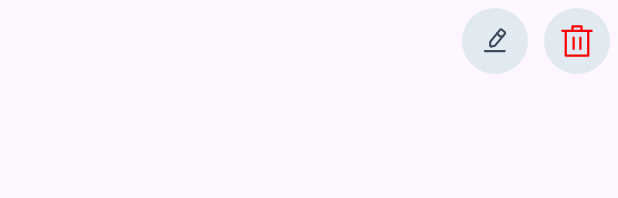
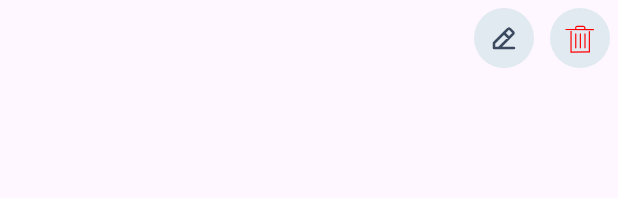
Before and after one commit to harsh0915/gharkharch-app, an Android app: the layout item_simple_list.xml on its own in the app's theme, with its tools: preview values and no code run, on a phone screen of 412 x 824 dp. Shown: the top 198 px of the screen. Run offline under Robolectric (Android 15) with nearby library versions, the phone set to English and light mode, and no system bars.

Commit message:
similar edit for all forms

```diff
--- a/GharKharch/app/src/main/java/com/itmart/gharkharch/DataModels/Category.java
+++ b/GharKharch/app/src/main/java/com/itmart/gharkharch/DataModels/Category.java
@@ -54,10 +54,4 @@ public class Category implements Parcelable, GenericItem {
     public String get_item_name() {
         return category_name;
     }
-
-    @Override
-    public int get_under_id() {
-        return -1;
-    }
-
 }
--- a/GharKharch/app/src/main/java/com/itmart/gharkharch/DataModels/ExpenseItem.java
+++ b/GharKharch/app/src/main/java/com/itmart/gharkharch/DataModels/ExpenseItem.java
@@ -1,6 +1,8 @@
 package com.itmart.gharkharch.DataModels;
 
 public interface ExpenseItem extends GenericItem {
+
+    int get_under_id();
 
     int get_item_amount();
 
@@ -9,4 +11,5 @@ public interface ExpenseItem extends GenericItem {
     long get_date();
 
     String get_remarks();
+
 }
--- a/GharKharch/app/src/main/java/com/itmart/gharkharch/DataModels/GenericItem.java
+++ b/GharKharch/app/src/main/java/com/itmart/gharkharch/DataModels/GenericItem.java
@@ -7,7 +7,6 @@ different data models using a single generic item list i.e. List<GenericItem>*/
 public interface GenericItem {
     int get_item_id();
 
-    int get_under_id();
 
     String get_item_name();
 
--- a/GharKharch/app/src/main/java/com/itmart/gharkharch/DatabaseHelper/DatabaseHelper.java
+++ b/GharKharch/app/src/main/java/com/itmart/gharkharch/DatabaseHelper/DatabaseHelper.java
@@ -85,7 +85,7 @@ public class DatabaseHelper extends SQLiteOpenHelper {
     public void onUpgrade(SQLiteDatabase db, int oldVersion, int newVersion) {
         db.beginTransaction();
         try {
-            if(oldVersion<2){}
+//            if(oldVersion<2){}
             db.setTransactionSuccessful();
         } catch (RuntimeException e) {
             Log.e("harshTagDBUpgrade", "Database Updating Failed : Updating Disturbed Data Integrity.");
--- a/GharKharch/app/src/main/res/drawable/delete_icon.xml
+++ b/GharKharch/app/src/main/res/drawable/delete_icon.xml
@@ -1,12 +1,16 @@
 <vector xmlns:android="http://schemas.android.com/apk/res/android"
-    android:width="24dp"
-    android:height="24dp"
+    android:width="20dp"
+    android:height="20dp"
     android:tint="@color/red"
     android:viewportWidth="1024"
     android:viewportHeight="1024">
 
     <path
         android:fillColor="#000000"
-        android:pathData="M160,256L96,256a32,32 0,0 1,0 -64h256L352,95.9a32,32 0,0 1,32 -32h256a32,32 0,0 1,32 32L672,192h256a32,32 0,1 1,0 64h-64v672a32,32 0,0 1,-32 32L192,960a32,32 0,0 1,-32 -32L160,256zM608,192v-64L416,128v64h192zM224,896h576L800,256L224,256v640zM416,768a32,32 0,0 1,-32 -32L384,416a32,32 0,0 1,64 0v320a32,32 0,0 1,-32 32zM608,768a32,32 0,0 1,-32 -32L576,416a32,32 0,0 1,64 0v320a32,32 0,0 1,-32 32z" />
+        android:pathData="M32,241.6c-11.2,0 -20,-8.8 -20,-20s8.8,-20 20,-20l940,1.6c11.2,0 20,8.8 20,20s-8.8,20 -20,20L32,241.6zM186.4,282.4c0,-11.2 8.8,-20 20,-20s20,8.8 20,20v688.8l585.6,-6.4V289.6c0,-11.2 8.8,-20 20,-20s20,8.8 20,20v716.8l-666.4,7.2V282.4z" />
+
+    <path
+        android:fillColor="#000000"
+        android:pathData="M682.4,867.2c-11.2,0 -20,-8.8 -20,-20V372c0,-11.2 8.8,-20 20,-20s20,8.8 20,20v475.2c0.8,11.2 -8.8,20 -20,20zM367.2,867.2c-11.2,0 -20,-8.8 -20,-20V372c0,-11.2 8.8,-20 20,-20s20,8.8 20,20v475.2c0.8,11.2 -8.8,20 -20,20zM524.8,867.2c-11.2,0 -20,-8.8 -20,-20V372c0,-11.2 8.8,-20 20,-20s20,8.8 20,20v475.2c0.8,11.2 -8.8,20 -20,20zM655.2,213.6v-48.8c0,-17.6 -14.4,-32 -32,-32H418.4c-18.4,0 -32,14.4 -32,32.8V208h-40v-42.4c0,-40 32.8,-72.8 72.8,-72.8H624c40,0 72.8,32.8 72.8,72.8v48.8h-41.6z" />
 
 </vector>
--- a/GharKharch/app/src/main/res/drawable/edit_icon.xml
+++ b/GharKharch/app/src/main/res/drawable/edit_icon.xml
@@ -1,21 +1,16 @@
 <vector xmlns:android="http://schemas.android.com/apk/res/android"
-    android:width="24dp"
-    android:height="24dp"
+    android:width="20dp"
+    android:height="20dp"
     android:tint="@color/iconColor"
-    android:viewportWidth="25"
-    android:viewportHeight="25">
+    android:viewportWidth="24"
+    android:viewportHeight="24">
 
     <path
         android:fillColor="#00000000"
-        android:fillType="evenOdd"
-        android:pathData="M17.265,4.662L19.21,6.245C19.398,6.428 19.503,6.68 19.501,6.942C19.5,7.204 19.392,7.455 19.202,7.635L17.724,9.435L12.694,15.572C12.607,15.675 12.49,15.747 12.359,15.779L9.751,16.379C9.405,16.394 9.107,16.138 9.067,15.794L9.189,13.221C9.198,13.09 9.25,12.965 9.337,12.866L14.15,7.001L15.845,4.933C16.174,4.485 16.794,4.367 17.265,4.662Z"
-        android:strokeWidth="1.5"
+        android:pathData="M4,20H20M4,20V16L12,8M4,20L8,20L16,12M12,8L14.869,5.131L14.87,5.13C15.265,4.735 15.463,4.537 15.691,4.463C15.892,4.398 16.108,4.398 16.309,4.463C16.537,4.537 16.735,4.735 17.129,5.129L18.869,6.869C19.265,7.265 19.463,7.463 19.537,7.691C19.602,7.892 19.602,8.108 19.537,8.309C19.463,8.537 19.265,8.735 18.869,9.131L18.869,9.131L16,12M12,8L16,12"
+        android:strokeWidth="2"
         android:strokeColor="#000000"
         android:strokeLineCap="round"
         android:strokeLineJoin="round" />
 
-    <path
-        android:fillColor="#000000"
-        android:pathData="M5.5,18.741C5.086,18.741 4.75,19.077 4.75,19.491C4.75,19.906 5.086,20.241 5.5,20.241L5.5,18.741ZM19.2,20.241C19.614,20.241 19.95,19.906 19.95,19.491C19.95,19.077 19.614,18.741 19.2,18.741L19.2,20.241ZM14.845,6.721C14.69,6.337 14.253,6.151 13.869,6.306C13.485,6.461 13.3,6.898 13.455,7.282L14.845,6.721ZM17.889,10.17C18.293,10.079 18.547,9.677 18.456,9.273C18.364,8.869 17.963,8.616 17.559,8.707L17.889,10.17ZM5.5,20.241L19.2,20.241L19.2,18.741L5.5,18.741L5.5,20.241ZM13.455,7.282C13.687,7.858 14.165,8.68 14.877,9.313C15.601,9.957 16.633,10.454 17.889,10.17L17.559,8.707C16.916,8.852 16.361,8.626 15.873,8.192C15.373,7.747 15.013,7.135 14.845,6.721L13.455,7.282Z" />
-
 </vector>
```
Also changed, not shown: GharKharch/app/src/main/java/com/itmart/gharkharch/Adapters/SimpleListAdapter.java (+4 -40 lines), GharKharch/app/src/main/java/com/itmart/gharkharch/DataModels/SubCatItem.java (added, +7 -0 lines), GharKharch/app/src/main/java/com/itmart/gharkharch/DataModels/SubCategory.java (+12 -2 lines), GharKharch/app/src/main/java/com/itmart/gharkharch/Fragments/AddCategoryFragment.java (+23 -8 lines), GharKharch/app/src/main/java/com/itmart/gharkharch/Fragments/AddSubCategoryFragment.java (+41 -9 lines), GharKharch/app/src/main/java/com/itmart/gharkharch/Fragments/BookExpenseFragment.java (+14 -15 lines), GharKharch/app/src/main/java/com/itmart/gharkharch/Utilities/Utility_DBOperations.java (+13 -4 lines).
